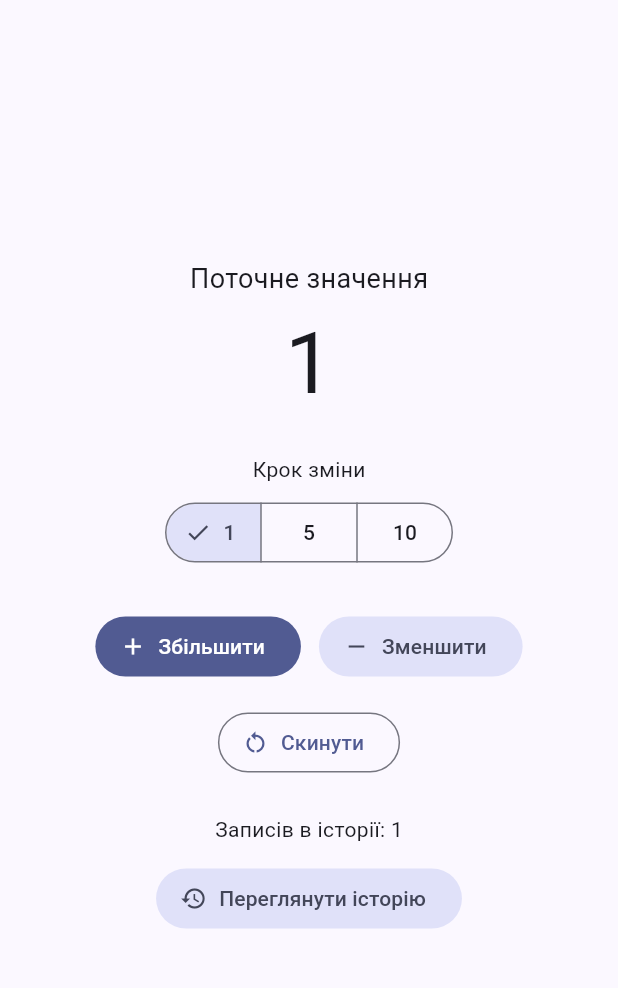
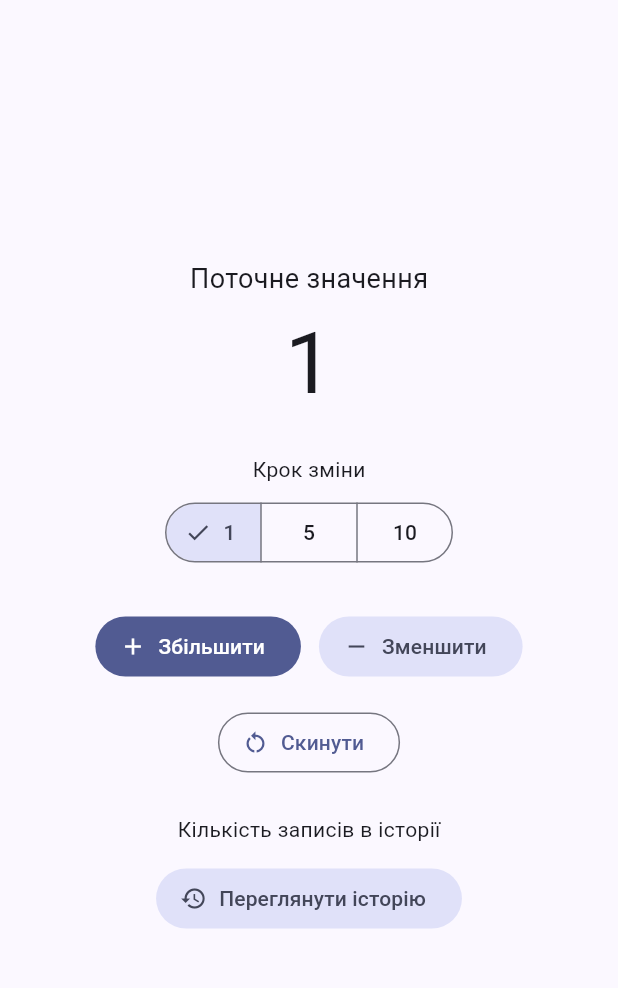
Before and after one commit to Denchik133/Programming-for-mobile-platforms, a Flutter app: the screen it shows after launch, after a tap on "Збільшити", on a phone screen of 412 x 824 dp, the part 63-1051 px from its top. Run offline on Flutter 3.47's test engine with Material 3 defaults, Android fonts, the phone set to English and light mode, and no system bars.

Commit message:
Implement inherited state management for counter

```diff
--- a/pr6/lib/main.dart
+++ b/pr6/lib/main.dart
@@ -1,17 +1,40 @@
 import 'package:flutter/material.dart';
 
 import 'screens/counter_screen.dart';
+import 'state/counter_scope.dart';
+import 'state/counter_state.dart';
 
 void main() {
   runApp(const CounterHistoryApp());
 }
 
-class CounterHistoryApp extends StatelessWidget {
+class CounterHistoryApp extends StatefulWidget {
   const CounterHistoryApp({super.key});
 
   @override
+  State<CounterHistoryApp> createState() => _CounterHistoryAppState();
+}
+
+class _CounterHistoryAppState extends State<CounterHistoryApp> {
+  late final CounterState _counterState;
+
+  @override
+  void initState() {
+    super.initState();
+    _counterState = CounterState();
+  }
+
+  @override
+  void dispose() {
+    _counterState.dispose();
+    super.dispose();
+  }
+
+  @override
   Widget build(BuildContext context) {
-    return MaterialApp(
+    return CounterScope(
+      notifier: _counterState,
+      child: MaterialApp(
         title: 'Лічильник з історією',
         debugShowCheckedModeBanner: false,
         theme: ThemeData(
@@ -21,6 +44,7 @@ class CounterHistoryApp extends StatelessWidget {
           useMaterial3: true,
         ),
         home: const CounterScreen(),
+      ),
     );
   }
 }
--- a/pr6/lib/screens/counter_screen.dart
+++ b/pr6/lib/screens/counter_screen.dart
@@ -1,8 +1,9 @@
 import 'package:flutter/material.dart';
 
-import '../models/counter_data.dart';
-import '../screens/history_screen.dart';
+import '../state/counter_scope.dart';
 import '../widgets/history_badge.dart';
+import 'history_screen.dart';
+import '../widgets/counter_value.dart';
 
 class CounterScreen extends StatefulWidget {
   const CounterScreen({super.key});
@@ -12,11 +13,13 @@ class CounterScreen extends StatefulWidget {
 }
 
 class _CounterScreenState extends State<CounterScreen> {
-  final CounterData _data = CounterData();
   int _step = 1;
 
   void _changeCounter(int difference, String action) {
-    if (difference < 0 && _data.value + difference < 0) {
+    final counterState = CounterScope.read(context);
+    final newValue = counterState.value + difference;
+
+    if (newValue < 0) {
       ScaffoldMessenger.of(context).showSnackBar(
         const SnackBar(
           content: Text('Значення лічильника не може бути від’ємним'),
@@ -25,40 +28,34 @@ class _CounterScreenState extends State<CounterScreen> {
       return;
     }
 
-    setState(() {
-      _data.changeValue(
-        newValue: _data.value + difference,
-        action: action,
-      );
-    });
+    counterState.changeValue(
+      newValue: newValue,
+      action: action,
+    );
   }
 
   void _resetCounter() {
-    if (_data.value == 0) {
+    final counterState = CounterScope.read(context);
+
+    if (counterState.value == 0) {
       ScaffoldMessenger.of(context).showSnackBar(
-        const SnackBar(content: Text('Лічильник уже дорівнює нулю')),
+        const SnackBar(
+          content: Text('Лічильник уже дорівнює нулю'),
+        ),
       );
       return;
     }
 
-    setState(() {
-      _data.changeValue(
-        newValue: 0,
-        action: 'Скидання',
-      );
-    });
+    counterState.changeValue(
+      newValue: 0,
+      action: 'Скидання',
+    );
   }
 
   void _openHistory() {
     Navigator.of(context).push(
       MaterialPageRoute<void>(
-        builder: (context) => HistoryScreen(
-          history: List.unmodifiable(_data.history),
-          onClearHistory: () {
-            setState(_data.clearHistory);
-            Navigator.of(context).pop();
-          },
-        ),
+        builder: (_) => const HistoryScreen(),
       ),
     );
   }
@@ -71,7 +68,7 @@ class _CounterScreenState extends State<CounterScreen> {
       appBar: AppBar(
         title: const Text('Лічильник з історією'),
         actions: [
-          HistoryBadge(count: _data.history.length),
+          const HistoryBadge(),
           IconButton(
             tooltip: 'Відкрити історію',
             onPressed: _openHistory,
@@ -90,10 +87,7 @@ class _CounterScreenState extends State<CounterScreen> {
                 style: TextStyle(fontSize: 18),
               ),
               const SizedBox(height: 12),
-              Text(
-                '${_data.value}',
-                style: Theme.of(context).textTheme.displayLarge,
-              ),
+              const CounterValue(),
               const SizedBox(height: 28),
               const Text('Крок зміни'),
               const SizedBox(height: 8),
@@ -135,7 +129,7 @@ class _CounterScreenState extends State<CounterScreen> {
                 label: const Text('Скинути'),
               ),
               const SizedBox(height: 24),
-              Text('Записів в історії: ${_data.history.length}'),
+              const Text('Кількість записів в історії'),
               const SizedBox(height: 12),
               FilledButton.tonalIcon(
                 onPressed: _openHistory,
--- /dev/null
+++ b/pr6/lib/state/counter_scope.dart
@@ -0,0 +1,29 @@
+import 'package:flutter/widgets.dart';
+
+import 'counter_state.dart';
+
+class CounterScope extends InheritedNotifier<CounterState> {
+  const CounterScope({
+    super.key,
+    required CounterState notifier,
+    required super.child,
+  }) : super(notifier: notifier);
+
+  static CounterState of(BuildContext context) {
+    final scope =
+        context.dependOnInheritedWidgetOfExactType<CounterScope>();
+
+    assert(scope != null, 'CounterScope not found in widget tree');
+
+    return scope!.notifier!;
+  }
+
+  static CounterState read(BuildContext context) {
+    final element = context.getElementForInheritedWidgetOfExactType<CounterScope>();
+    final scope = element?.widget as CounterScope?;
+
+    assert(scope != null, 'CounterScope not found in widget tree');
+
+    return scope!.notifier!;
+  }
+}
--- /dev/null
+++ b/pr6/lib/state/counter_state.dart
@@ -0,0 +1,45 @@
+import 'package:flutter/foundation.dart';
+
+import '../models/history_entry.dart';
+
+class CounterState extends ChangeNotifier {
+  int _value = 0;
+  final List<HistoryEntry> _history = [];
+
+  int get value => _value;
+
+  List<HistoryEntry> get history => List.unmodifiable(_history);
+
+  int get historyCount => _history.length;
+
+  void changeValue({
+    required int newValue,
+    required String action,
+  }) {
+    if (newValue < 0) {
+      return;
+    }
+
+    _history.insert(
+      0,
+      HistoryEntry(
+        timestamp: DateTime.now(),
+        action: action,
+        valueBefore: _value,
+        valueAfter: newValue,
+      ),
+    );
+
+    _value = newValue;
+    notifyListeners();
+  }
+
+  void clearHistory() {
+    if (_history.isEmpty) {
+      return;
+    }
+
+    _history.clear();
+    notifyListeners();
+  }
+}
--- /dev/null
+++ b/pr6/lib/widgets/counter_value.dart
@@ -0,0 +1,19 @@
+import 'package:flutter/material.dart';
+
+import '../state/counter_scope.dart';
+
+class CounterValue extends StatelessWidget {
+  const CounterValue({super.key});
+
+  @override
+  Widget build(BuildContext context) {
+    debugPrint('build: CounterValue');
+
+    final value = CounterScope.of(context).value;
+
+    return Text(
+      '$value',
+      style: Theme.of(context).textTheme.displayLarge,
+    );
+  }
+}
--- a/pr6/lib/widgets/history_badge.dart
+++ b/pr6/lib/widgets/history_badge.dart
@@ -1,16 +1,15 @@
 import 'package:flutter/material.dart';
 
+import '../state/counter_scope.dart';
+
 class HistoryBadge extends StatelessWidget {
-  final int count;
-
-  const HistoryBadge({
-    super.key,
-    required this.count,
-  });
+  const HistoryBadge({super.key});
 
   @override
   Widget build(BuildContext context) {
     debugPrint('build: HistoryBadge');
+
+    final count = CounterScope.of(context).historyCount;
 
     return Padding(
       padding: const EdgeInsets.only(right: 16),
```
Also changed, not shown: pr6/lib/screens/history_screen.dart (+10 -13 lines), 2 other files. Lines whose indentation alone changed are shown as unchanged.
